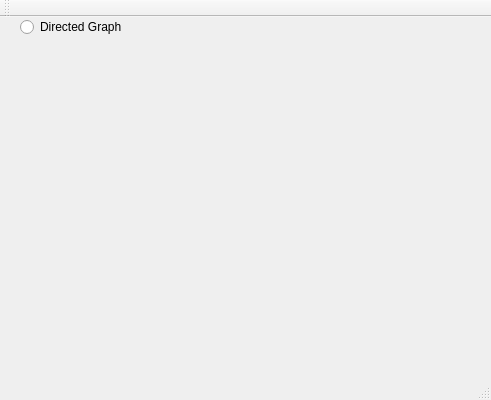
Old version of the form DesenareGrafuri.ui in the repository RobyDoge/Graph-Drawing.
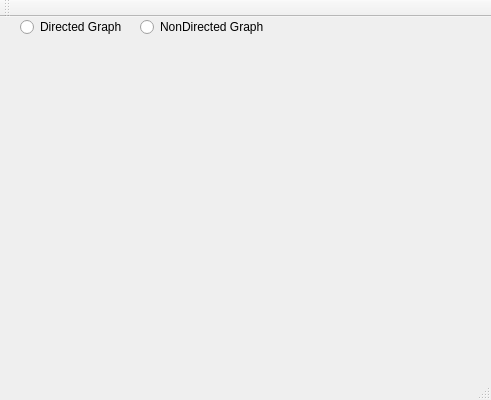
New version of the form.

Commit message: Button Added, Broke Draw Arch

```diff
--- a/DesenareGrafuri.ui
+++ b/DesenareGrafuri.ui
@@ -27,6 +27,19 @@
      <string>Directed Graph</string>
     </property>
    </widget>
+   <widget class="QRadioButton" name="NonDirectedGraph">
+    <property name="geometry">
+     <rect>
+      <x>140</x>
+      <y>0</y>
+      <width>131</width>
+      <height>20</height>
+     </rect>
+    </property>
+    <property name="text">
+     <string>NonDirected Graph</string>
+    </property>
+   </widget>
   </widget>
   <widget class="QMenuBar" name="menuBar">
    <property name="geometry">
```
The commit also changes 5 other files.
